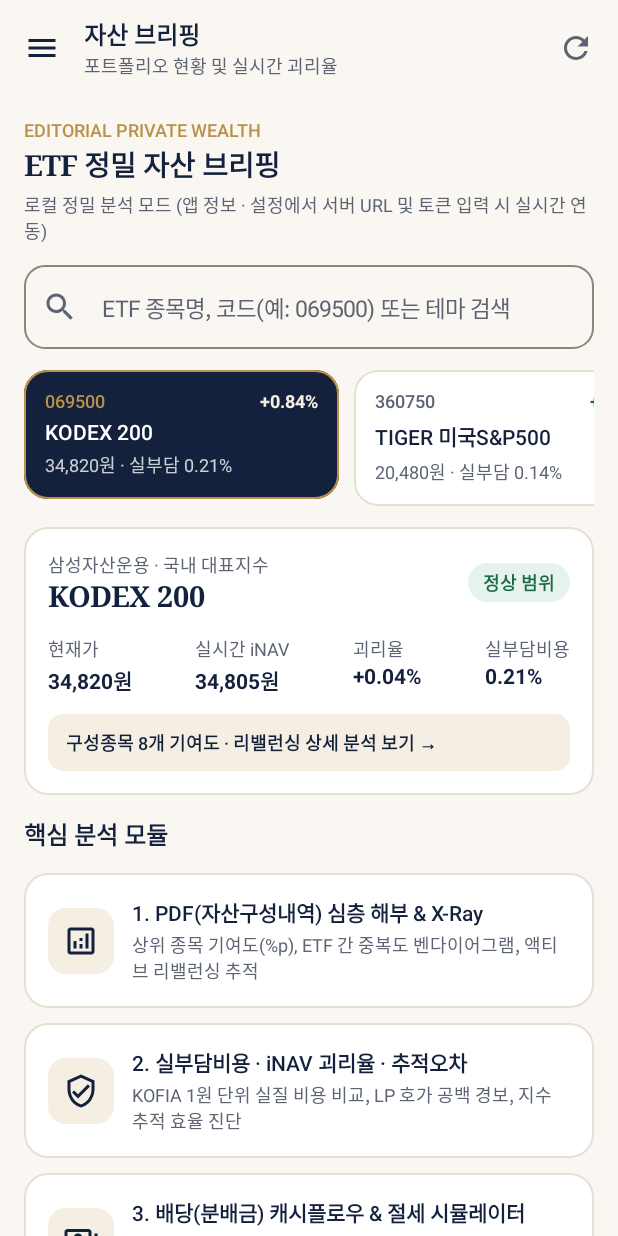
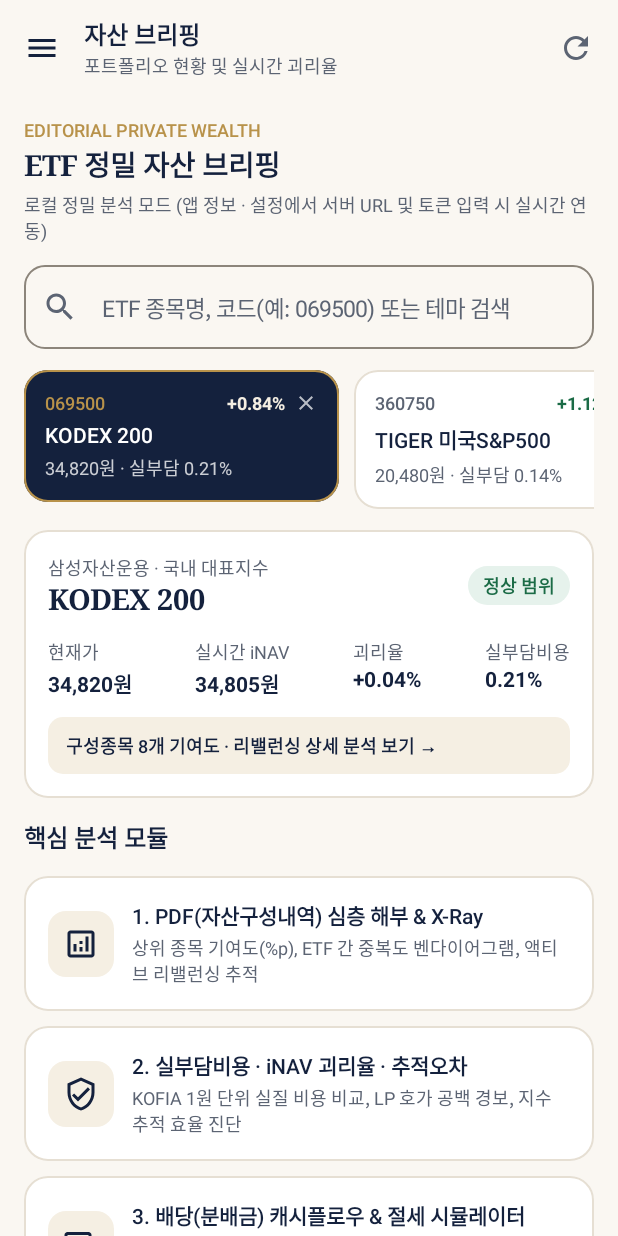
Before and after one commit to hdlee73/Test-Antigravity, an Android app built with Jetpack Compose: the screen it shows after launch (MainActivity), on a phone screen of 412 x 824 dp. Run offline under Robolectric (Android 15) with nearby library versions, the phone set to English and light mode, and no system bars.

Commit message:
feat: add ETF card delete button and search clear button (v1.0.5)

```diff
--- a/app/build.gradle.kts
+++ b/app/build.gradle.kts
@@ -15,8 +15,8 @@ android {
         applicationId = "io.github.hdlee73.etftracker"
         minSdk = 26
         targetSdk = 36
-        versionCode = 5
-        versionName = "1.0.4"
+        versionCode = 6
+        versionName = "1.0.5"
 
         testInstrumentationRunner = "androidx.test.runner.AndroidJUnitRunner"
         vectorDrawables.useSupportLibrary = true
--- a/app/src/main/java/io/github/hdlee73/etftracker/MainActivity.kt
+++ b/app/src/main/java/io/github/hdlee73/etftracker/MainActivity.kt
@@ -180,6 +180,7 @@ fun EtfTrackerRoot(viewModel: EtfTrackerViewModel = viewModel()) {
                             state = state,
                             onSearchChange = viewModel::updateSearchQuery,
                             onSelectEtf = viewModel::selectEtf,
+                            onRemoveEtf = viewModel::removeEtf,
                             onNavigate = viewModel::navigateTo,
                         )
                         AppRoute.PDF_XRAY -> PdfXRayScreen(
--- a/app/src/main/java/io/github/hdlee73/etftracker/data/prefs/AppPrefs.kt
+++ b/app/src/main/java/io/github/hdlee73/etftracker/data/prefs/AppPrefs.kt
@@ -59,6 +59,10 @@ class AppPrefs(context: Context) {
             .ifEmpty { listOf("069500", "360750", "458730") }
         set(value) = prefs.edit().putString(KEY_COMPARE_CODES, value.take(4).joinToString(",")).apply()
 
+    var removedEtfCodes: Set<String>
+        get() = prefs.getStringSet(KEY_REMOVED_ETFS, emptySet()).orEmpty()
+        set(value) = prefs.edit().putStringSet(KEY_REMOVED_ETFS, value).apply()
+
     private fun getOrCreateKey(): SecretKey {
         val keyStore = KeyStore.getInstance(ANDROID_KEYSTORE).apply { load(null) }
         (keyStore.getKey(KEY_ALIAS, null) as? SecretKey)?.let { return it }
@@ -110,5 +114,6 @@ class AppPrefs(context: Context) {
         private const val KEY_APP_TOKEN_IV = "app_token_iv"
         private const val KEY_SELECTED_ETF = "selected_etf"
         private const val KEY_COMPARE_CODES = "compare_codes"
+        private const val KEY_REMOVED_ETFS = "removed_etfs"
     }
 }
--- a/app/src/main/java/io/github/hdlee73/etftracker/ui/screens/DashboardScreen.kt
+++ b/app/src/main/java/io/github/hdlee73/etftracker/ui/screens/DashboardScreen.kt
@@ -18,12 +18,14 @@ import androidx.compose.foundation.lazy.items
 import androidx.compose.foundation.shape.RoundedCornerShape
 import androidx.compose.material.icons.Icons
 import androidx.compose.material.icons.outlined.Analytics
+import androidx.compose.material.icons.outlined.Close
 import androidx.compose.material.icons.outlined.CompareArrows
 import androidx.compose.material.icons.outlined.Payments
 import androidx.compose.material.icons.outlined.Search
 import androidx.compose.material.icons.outlined.ShowChart
 import androidx.compose.material.icons.outlined.VerifiedUser
 import androidx.compose.material3.Icon
+import androidx.compose.material3.IconButton
 import androidx.compose.material3.MaterialTheme
 import androidx.compose.material3.OutlinedTextField
 import androidx.compose.material3.Surface
@@ -35,6 +37,7 @@ import androidx.compose.ui.graphics.vector.ImageVector
 import androidx.compose.ui.text.font.FontWeight
 import androidx.compose.ui.text.style.TextOverflow
 import androidx.compose.ui.unit.dp
+import androidx.compose.foundation.layout.size
 import io.github.hdlee73.etftracker.domain.analytics.EtfAnalyticsEngine
 import io.github.hdlee73.etftracker.domain.model.DiscrepancyAlertLevel
 import io.github.hdlee73.etftracker.domain.model.EtfSummary
@@ -53,6 +56,7 @@ fun DashboardScreen(
     state: MainUiState,
     onSearchChange: (String) -> Unit,
     onSelectEtf: (String) -> Unit,
+    onRemoveEtf: (String) -> Unit,
     onNavigate: (AppRoute) -> Unit,
 ) {
     val selected = state.selectedEtf
@@ -78,6 +82,13 @@ fun DashboardScreen(
                 modifier = Modifier.fillMaxWidth(),
                 placeholder = { Text("ETF 종목명, 코드(예: 069500) 또는 테마 검색") },
                 leadingIcon = { Icon(Icons.Outlined.Search, contentDescription = null) },
+                trailingIcon = {
+                    if (state.searchQuery.isNotEmpty()) {
+                        IconButton(onClick = { onSearchChange("") }) {
+                            Icon(Icons.Outlined.Close, contentDescription = "검색어 지우기")
+                        }
+                    }
+                },
                 singleLine = true,
                 shape = RoundedCornerShape(14.dp),
             )
@@ -111,6 +122,7 @@ fun DashboardScreen(
                                     style = MaterialTheme.typography.labelMedium,
                                     color = if (isSelected) WealthColors.ChampagneGold else MaterialTheme.colorScheme.onSurfaceVariant,
                                 )
+                                Row(verticalAlignment = Alignment.CenterVertically) {
                                     Text(
                                         text = formatSignedPct(etf.dailyChangePct),
                                         style = MaterialTheme.typography.labelMedium,
@@ -121,6 +133,22 @@ fun DashboardScreen(
                                             else -> WealthColors.DeepCrimson
                                         },
                                     )
+                                    if (state.etfs.size > 1) {
+                                        Spacer(Modifier.width(6.dp))
+                                        Icon(
+                                            imageVector = Icons.Outlined.Close,
+                                            contentDescription = "종목 삭제",
+                                            tint = if (isSelected) {
+                                                MaterialTheme.colorScheme.onPrimary.copy(alpha = 0.7f)
+                                            } else {
+                                                MaterialTheme.colorScheme.onSurfaceVariant
+                                            },
+                                            modifier = Modifier
+                                                .size(16.dp)
+                                                .clickable { onRemoveEtf(etf.code) },
+                                        )
+                                    }
+                                }
                             }
                             Spacer(Modifier.height(6.dp))
                             Text(
```
Also changed, not shown: app/src/main/java/io/github/hdlee73/etftracker/ui/viewmodel/EtfTrackerViewModel.kt (+19 -0 lines), 1 other file. Lines whose indentation alone changed are shown as unchanged.
